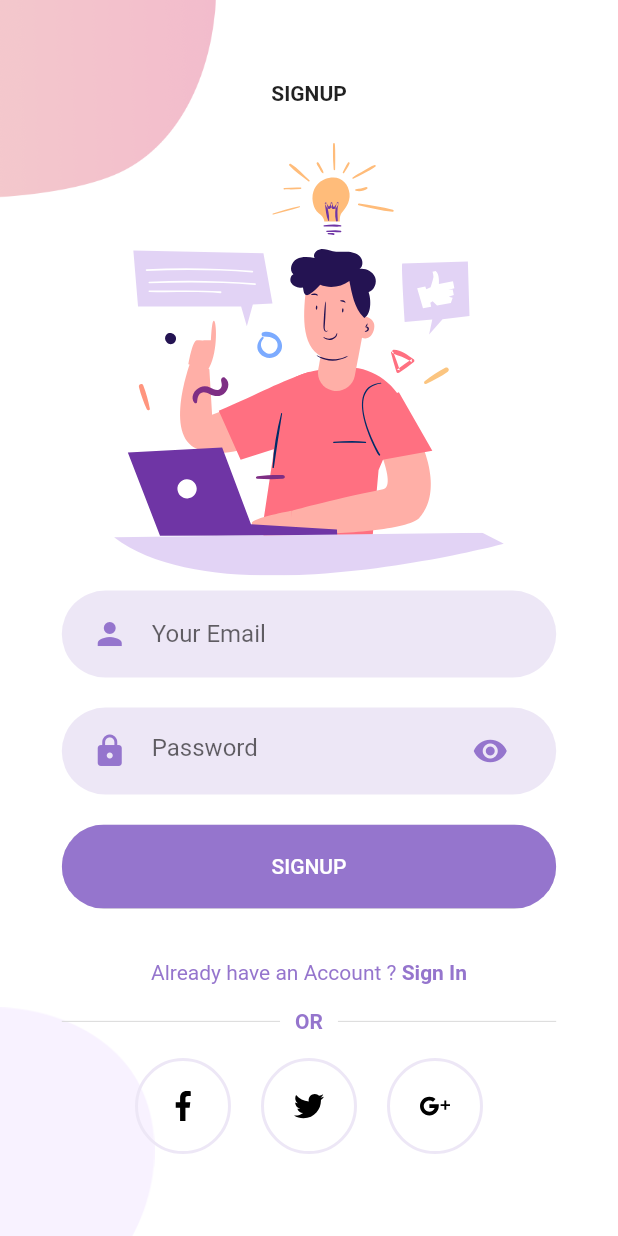
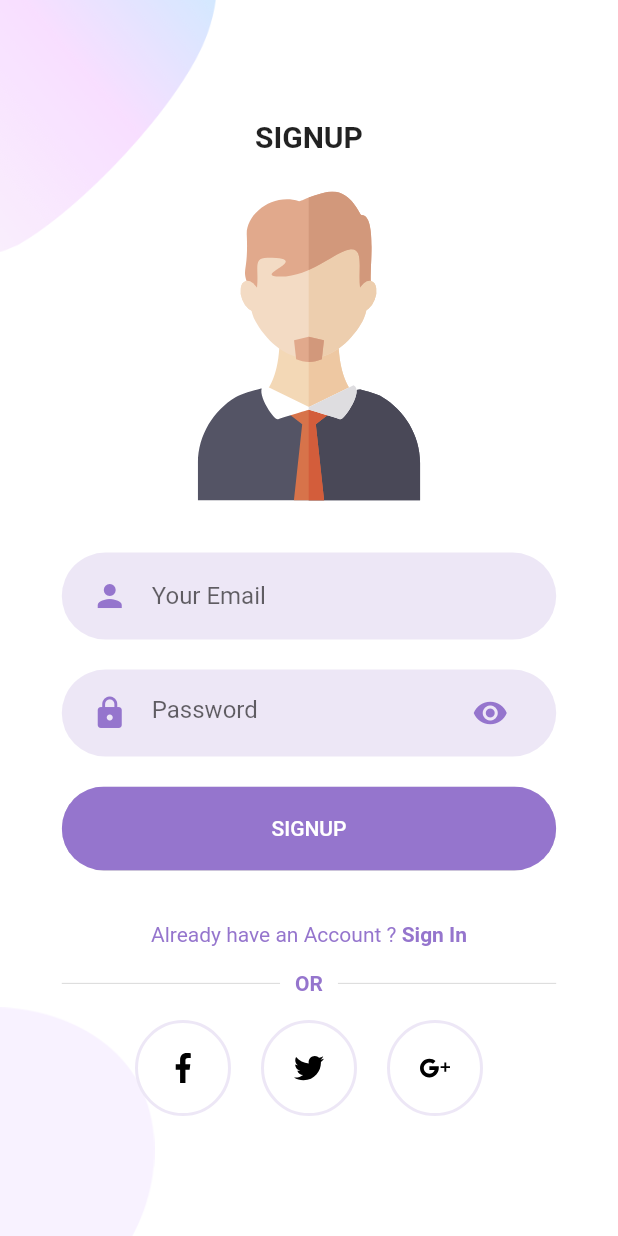
Before and after one commit to nailanabilaaaaaa/Aplikasi_Ebook, a Flutter app: the SignUpScreen screen opened by its route, on a phone screen of 412 x 824 dp. Run offline on Flutter 3.47's test engine with Material 2 defaults, Android fonts, the phone set to English and light mode, and no system bars; our stand-ins replace flutter_svg; missing offline and left inert: favorite_button.

Commit message:
Update SignUp Screen

```diff
--- a/lib/screens/Signup/components/background.dart
+++ b/lib/screens/Signup/components/background.dart
@@ -21,7 +21,7 @@ class Background extends StatelessWidget {
             top: 0,
             left: 0,
             child: Image.asset(
-              "assets/images/signup_top.png",
+              "assets/images/main_top.png",
               width: size.width * 0.35,
             ),
           ),
--- a/lib/screens/Signup/components/body.dart
+++ b/lib/screens/Signup/components/body.dart
@@ -20,13 +20,16 @@ class Body extends StatelessWidget {
           children: <Widget>[
             Text(
               "SIGNUP",
-              style: TextStyle(fontWeight: FontWeight.bold),
+              style: TextStyle(
+                fontWeight: FontWeight.bold,
+                fontSize: 20),
             ),
             SizedBox(height: size.height * 0.03),
             SvgPicture.asset(
-              "assets/icons/signup.svg",
-              height: size.height * 0.35,
+              "assets/icons/male.svg",
+              height: size.height * 0.25,
             ),
+            SizedBox(height: size.height * 0.03),
             RoundedInputField(
               hintText: "Your Email",
               onChanged: (value) {},
```
